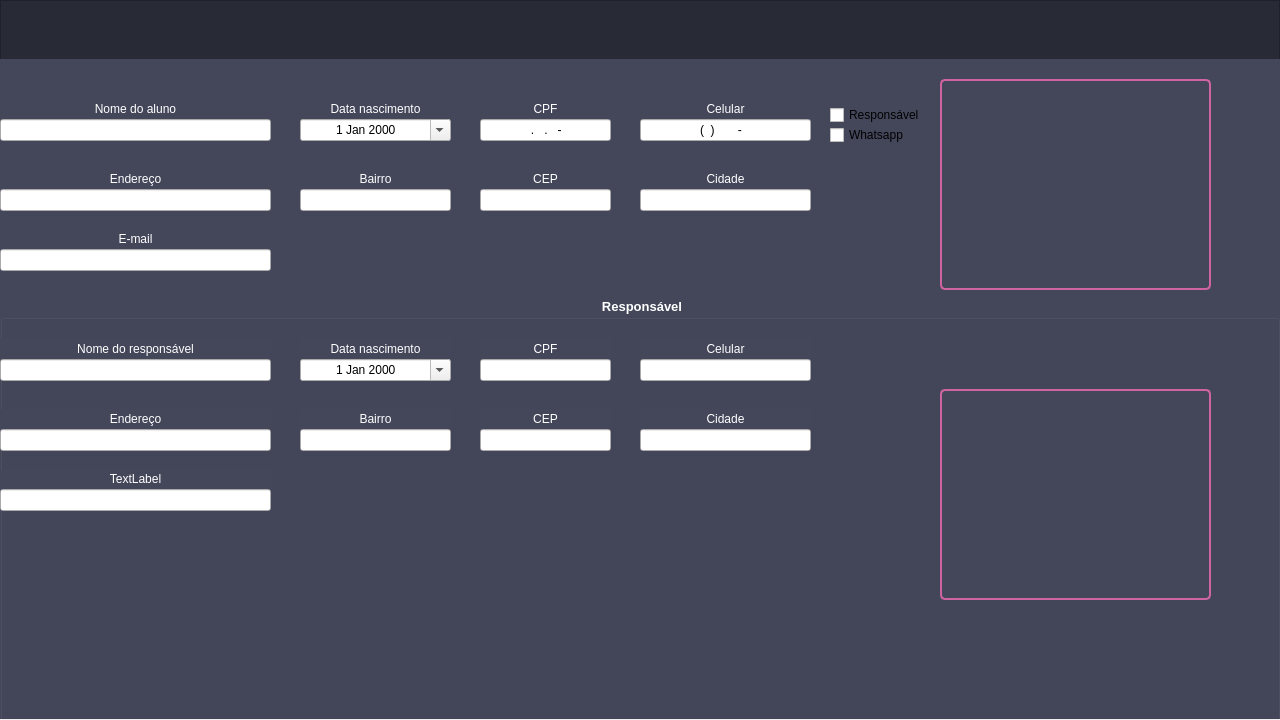
First picture: the form in src/ui/aluno.ui, repository Vi-n1/VGymSystem, before the edit.
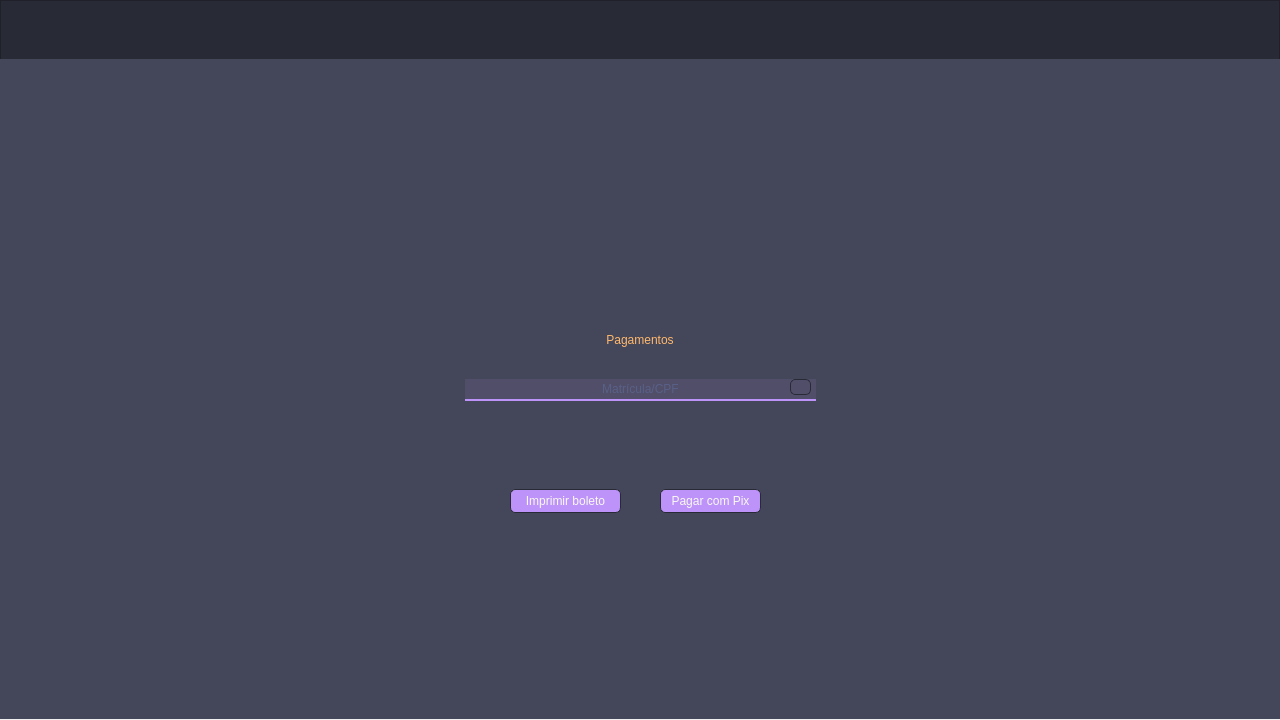
Second picture: the form after the edit. The open tabs and pages were chosen to show the change. Icons and pictures are not drawn.

Diff of the .ui file:
```diff
--- a/src/ui/aluno.ui
+++ b/src/ui/aluno.ui
@@ -208,9 +208,10 @@
       </rect>
      </property>
      <property name="styleSheet">
-      <string notr="true">QLabel{
+      <string notr="true">QLabel, QCheckBox{
 	color: rgb(255, 255, 255);
 	font: 10pt &quot;Arial&quot;;
+	color: rgb(80, 250, 123);
 }
 QPushButton{
 	border-radius: 5%;
@@ -225,8 +226,125 @@
 	border: 2px solid rgb(40, 42, 54);
 	background-color: rgb(173, 82, 135);
 }
-</string>
+QLineEdit{
+	font: 700 10pt &quot;Arial&quot;;
+	color: rgb(98, 114, 164);
+	border: none;
+	border-bottom: 2px solid  rgb(189, 147, 249);
+	background-color: rgba(189, 147, 249, 0.1);
+}
+QLineEdit::hover{
+	border-bottom: 2px solid  rgb(208, 99, 162);
+}
+QDateEdit{
+	color: rgb(98, 114, 164);
+}</string>
      </property>
+     <property name="currentIndex">
+      <number>1</number>
+     </property>
+     <widget class="QWidget" name="page">
+      <widget class="QLabel" name="label_21">
+       <property name="geometry">
+        <rect>
+         <x>465</x>
+         <y>250</y>
+         <width>350</width>
+         <height>61</height>
+        </rect>
+       </property>
+       <property name="styleSheet">
+        <string notr="true">font: 600 italic 36pt &quot;Sitka Small Semibold&quot;;
+color: rgb(255, 184, 108);</string>
+       </property>
+       <property name="text">
+        <string>Pagamentos</string>
+       </property>
+       <property name="alignment">
+        <set>Qt::AlignCenter</set>
+       </property>
+      </widget>
+      <widget class="QLineEdit" name="le_pagamentos">
+       <property name="geometry">
+        <rect>
+         <x>465</x>
+         <y>320</y>
+         <width>351</width>
+         <height>22</height>
+        </rect>
+       </property>
+       <property name="alignment">
+        <set>Qt::AlignCenter</set>
+       </property>
+       <property name="placeholderText">
+        <string>Matrícula/CPF</string>
+       </property>
+      </widget>
+      <widget class="QPushButton" name="pb_pesquisar_pagamentos">
+       <property name="geometry">
+        <rect>
+         <x>790</x>
+         <y>320</y>
+         <width>21</width>
+         <height>16</height>
+        </rect>
+       </property>
+       <property name="styleSheet">
+        <string notr="true">background-color: rgba(255, 255, 255, 0);
+border-image: url(:/cadastro/img/lupa.png);</string>
+       </property>
+       <property name="text">
+        <string/>
+       </property>
+      </widget>
+      <widget class="QTableWidget" name="tw_pagamentos">
+       <property name="geometry">
+        <rect>
+         <x>34</x>
+         <y>350</y>
+         <width>1211</width>
+         <height>75</height>
+        </rect>
+       </property>
+       <property name="styleSheet">
+        <string notr="true">border:0;</string>
+       </property>
+      </widget>
+      <widget class="QPushButton" name="pb_imprimir_boleto">
+       <property name="geometry">
+        <rect>
+         <x>510</x>
+         <y>430</y>
+         <width>111</width>
+         <height>24</height>
+        </rect>
+       </property>
+       <property name="text">
+        <string>Imprimir boleto</string>
+       </property>
+       <property name="icon">
+        <iconset resource="img.qrc">
+         <normaloff>:/grobal/img/imprimir.png</normaloff>:/grobal/img/imprimir.png</iconset>
+       </property>
+      </widget>
+      <widget class="QPushButton" name="pb_pagar_pix">
+       <property name="geometry">
+        <rect>
+         <x>660</x>
+         <y>430</y>
+         <width>101</width>
+         <height>24</height>
+        </rect>
+       </property>
+       <property name="text">
+        <string>Pagar com Pix</string>
+       </property>
+       <property name="icon">
+        <iconset resource="img.qrc">
+         <normaloff>:/grobal/img/pix.png</normaloff>:/grobal/img/pix.png</iconset>
+       </property>
+      </widget>
+     </widget>
      <widget class="QWidget" name="page">
       <widget class="QLabel" name="label">
        <property name="geometry">
@@ -244,7 +362,7 @@
         <set>Qt::AlignCenter</set>
        </property>
       </widget>
-      <widget class="QLineEdit" name="lineEdit">
+      <widget class="QLineEdit" name="le_nome_aluno">
        <property name="geometry">
         <rect>
          <x>0</x>
@@ -273,7 +391,7 @@
         <set>Qt::AlignCenter</set>
        </property>
       </widget>
-      <widget class="QDateEdit" name="dateEdit">
+      <widget class="QDateEdit" name="de_data_nascimento">
        <property name="geometry">
         <rect>
          <x>300</x>
@@ -305,7 +423,7 @@
         <set>Qt::AlignCenter</set>
        </property>
       </widget>
-      <widget class="QLineEdit" name="lineEdit_2">
+      <widget class="QLineEdit" name="le_cpf_aluno">
        <property name="geometry">
         <rect>
          <x>480</x>
@@ -340,7 +458,7 @@
         <set>Qt::AlignCenter</set>
        </property>
       </widget>
-      <widget class="QLineEdit" name="lineEdit_3">
+      <widget class="QLineEdit" name="le_celular_aluno">
        <property name="geometry">
         <rect>
          <x>640</x>
@@ -368,7 +486,7 @@
         <set>Qt::AlignCenter</set>
        </property>
       </widget>
-      <widget class="QCheckBox" name="checkBox">
+      <widget class="QCheckBox" name="cb_whatsapp_aluno">
        <property name="geometry">
         <rect>
          <x>830</x>
@@ -381,7 +499,7 @@
         <string>Whatsapp</string>
        </property>
       </widget>
-      <widget class="QCheckBox" name="checkBox_2">
+      <widget class="QCheckBox" name="cb_responsavel">
        <property name="geometry">
         <rect>
          <x>830</x>
@@ -394,7 +512,7 @@
         <string>Responsável</string>
        </property>
       </widget>
-      <widget class="QPushButton" name="pushButton_4">
+      <widget class="QPushButton" name="pb_ad_foto_aluno">
        <property name="geometry">
         <rect>
          <x>940</x>
@@ -415,7 +533,7 @@
         <string/>
        </property>
       </widget>
-      <widget class="QLabel" name="label_5">
+      <widget class="QLabel" name="l_foto_aluno">
        <property name="geometry">
         <rect>
          <x>940</x>
@@ -444,7 +562,7 @@
         <set>Qt::AlignCenter</set>
        </property>
       </widget>
-      <widget class="QLineEdit" name="lineEdit_4">
+      <widget class="QLineEdit" name="le_endereco_aluno">
        <property name="geometry">
         <rect>
          <x>0</x>
@@ -453,6 +571,9 @@
          <height>22</height>
         </rect>
        </property>
+       <property name="alignment">
+        <set>Qt::AlignCenter</set>
+       </property>
       </widget>
       <widget class="QLabel" name="label_7">
        <property name="geometry">
@@ -470,7 +591,7 @@
         <set>Qt::AlignCenter</set>
        </property>
       </widget>
-      <widget class="QLineEdit" name="lineEdit_5">
+      <widget class="QLineEdit" name="le_bairro_aluno">
        <property name="geometry">
         <rect>
          <x>300</x>
@@ -499,7 +620,7 @@
         <set>Qt::AlignCenter</set>
        </property>
       </widget>
-      <widget class="QLineEdit" name="lineEdit_6">
+      <widget class="QLineEdit" name="le_cep_aluno">
        <property name="geometry">
         <rect>
          <x>480</x>
@@ -508,6 +629,9 @@
          <height>22</height>
         </rect>
        </property>
+       <property name="alignment">
+        <set>Qt::AlignCenter</set>
+       </property>
       </widget>
       <widget class="QLabel" name="label_9">
        <property name="geometry">
@@ -525,7 +649,7 @@
         <set>Qt::AlignCenter</set>
        </property>
       </widget>
-      <widget class="QLineEdit" name="lineEdit_7">
+      <widget class="QLineEdit" name="le_cidade_aluno">
        <property name="geometry">
         <rect>
          <x>640</x>
@@ -534,6 +658,9 @@
          <height>22</height>
         </rect>
        </property>
+       <property name="alignment">
+        <set>Qt::AlignCenter</set>
+       </property>
       </widget>
       <widget class="QLabel" name="label_10">
        <property name="geometry">
@@ -551,7 +678,7 @@
         <set>Qt::AlignCenter</set>
        </property>
       </widget>
-      <widget class="QLineEdit" name="lineEdit_8">
+      <widget class="QLineEdit" name="le_email_aluno">
        <property name="geometry">
         <rect>
          <x>0</x>
@@ -560,6 +687,9 @@
          <height>22</height>
         </rect>
        </property>
+       <property name="alignment">
+        <set>Qt::AlignCenter</set>
+       </property>
       </widget>
       <widget class="QGroupBox" name="groupBox">
        <property name="geometry">
@@ -664,6 +794,9 @@
           <height>22</height>
          </rect>
         </property>
+        <property name="alignment">
+         <set>Qt::AlignCenter</set>
+        </property>
        </widget>
        <widget class="QLabel" name="label_15">
         <property name="geometry">
@@ -757,6 +890,9 @@
           <height>22</height>
          </rect>
         </property>
+        <property name="alignment">
+         <set>Qt::AlignCenter</set>
+        </property>
        </widget>
        <widget class="QLineEdit" name="lineEdit_11">
         <property name="geometry">
@@ -767,6 +903,9 @@
           <height>22</height>
          </rect>
         </property>
+        <property name="alignment">
+         <set>Qt::AlignCenter</set>
+        </property>
        </widget>
        <widget class="QLineEdit" name="lineEdit_12">
         <property name="geometry">
@@ -777,6 +916,9 @@
           <height>22</height>
          </rect>
         </property>
+        <property name="alignment">
+         <set>Qt::AlignCenter</set>
+        </property>
        </widget>
        <widget class="QLineEdit" name="lineEdit_13">
         <property name="geometry">
@@ -787,6 +929,9 @@
           <height>22</height>
          </rect>
         </property>
+        <property name="alignment">
+         <set>Qt::AlignCenter</set>
+        </property>
        </widget>
        <widget class="QLineEdit" name="lineEdit_14">
         <property name="geometry">
@@ -797,6 +942,9 @@
           <height>22</height>
          </rect>
         </property>
+        <property name="alignment">
+         <set>Qt::AlignCenter</set>
+        </property>
        </widget>
        <widget class="QLineEdit" name="lineEdit_15">
         <property name="geometry">
@@ -807,6 +955,9 @@
           <height>22</height>
          </rect>
         </property>
+        <property name="alignment">
+         <set>Qt::AlignCenter</set>
+        </property>
        </widget>
        <widget class="QLabel" name="label_19">
         <property name="geometry">
@@ -818,7 +969,7 @@
          </rect>
         </property>
         <property name="text">
-         <string>TextLabel</string>
+         <string>E-mail</string>
         </property>
         <property name="alignment">
          <set>Qt::AlignCenter</set>
@@ -833,8 +984,11 @@
           <height>22</height>
          </rect>
         </property>
+        <property name="alignment">
+         <set>Qt::AlignCenter</set>
+        </property>
        </widget>
-       <widget class="QLabel" name="label_20">
+       <widget class="QLabel" name="l_foto_responsavel">
         <property name="geometry">
          <rect>
           <x>940</x>
@@ -913,7 +1067,175 @@
       <zorder>lineEdit_8</zorder>
       <zorder>groupBox</zorder>
      </widget>
-     <widget class="QWidget" name="page_2"/>
+     <widget class="QWidget" name="page_3">
+      <widget class="QLabel" name="label_20">
+       <property name="geometry">
+        <rect>
+         <x>465</x>
+         <y>250</y>
+         <width>350</width>
+         <height>61</height>
+        </rect>
+       </property>
+       <property name="styleSheet">
+        <string notr="true">font: 600 italic 36pt &quot;Sitka Small Semibold&quot;;
+color: rgb(255, 184, 108);</string>
+       </property>
+       <property name="text">
+        <string>Excluir aluno</string>
+       </property>
+       <property name="alignment">
+        <set>Qt::AlignCenter</set>
+       </property>
+      </widget>
+      <widget class="QLineEdit" name="le_excluir_aluno">
+       <property name="geometry">
+        <rect>
+         <x>466</x>
+         <y>319</y>
+         <width>351</width>
+         <height>22</height>
+        </rect>
+       </property>
+       <property name="alignment">
+        <set>Qt::AlignCenter</set>
+       </property>
+       <property name="placeholderText">
+        <string>Matrícula</string>
+       </property>
+      </widget>
+      <widget class="QTableWidget" name="tw_exibir_excluir_aluno">
+       <property name="geometry">
+        <rect>
+         <x>34</x>
+         <y>350</y>
+         <width>1211</width>
+         <height>75</height>
+        </rect>
+       </property>
+       <property name="styleSheet">
+        <string notr="true">border:0;</string>
+       </property>
+      </widget>
+      <widget class="QPushButton" name="pb_excluir_aluno">
+       <property name="geometry">
+        <rect>
+         <x>602</x>
+         <y>430</y>
+         <width>75</width>
+         <height>24</height>
+        </rect>
+       </property>
+       <property name="text">
+        <string>Excluir</string>
+       </property>
+       <property name="icon">
+        <iconset resource="img.qrc">
+         <normaloff>:/cadastro/img/excluir-aluno.png</normaloff>:/cadastro/img/excluir-aluno.png</iconset>
+       </property>
+      </widget>
+      <widget class="QPushButton" name="pb_pesquisar_excluir">
+       <property name="geometry">
+        <rect>
+         <x>790</x>
+         <y>320</y>
+         <width>21</width>
+         <height>16</height>
+        </rect>
+       </property>
+       <property name="styleSheet">
+        <string notr="true">background-color: rgba(255, 255, 255, 0);
+border-image: url(:/cadastro/img/lupa.png);</string>
+       </property>
+       <property name="text">
+        <string/>
+       </property>
+      </widget>
+      <zorder>le_excluir_aluno</zorder>
+      <zorder>label_20</zorder>
+      <zorder>tw_exibir_excluir_aluno</zorder>
+      <zorder>pb_excluir_aluno</zorder>
+      <zorder>pb_pesquisar_excluir</zorder>
+     </widget>
+     <widget class="QWidget" name="page_2">
+      <widget class="QLineEdit" name="le_pesquisar_aluno">
+       <property name="geometry">
+        <rect>
+         <x>445</x>
+         <y>319</y>
+         <width>390</width>
+         <height>22</height>
+        </rect>
+       </property>
+       <property name="styleSheet">
+        <string notr="true"/>
+       </property>
+       <property name="alignment">
+        <set>Qt::AlignCenter</set>
+       </property>
+       <property name="placeholderText">
+        <string>Matrícula/Nome completo</string>
+       </property>
+      </widget>
+      <widget class="QLabel" name="label_5">
+       <property name="geometry">
+        <rect>
+         <x>435</x>
+         <y>250</y>
+         <width>411</width>
+         <height>61</height>
+        </rect>
+       </property>
+       <property name="font">
+        <font>
+         <family>Sitka Small Semibold</family>
+         <pointsize>36</pointsize>
+         <italic>true</italic>
+         <bold>true</bold>
+        </font>
+       </property>
+       <property name="styleSheet">
+        <string notr="true">font: 600 italic 36pt &quot;Sitka Small Semibold&quot;;
+color: rgb(255, 184, 108);</string>
+       </property>
+       <property name="text">
+        <string>Pesquisar aluno</string>
+       </property>
+       <property name="alignment">
+        <set>Qt::AlignCenter</set>
+       </property>
+      </widget>
+      <widget class="QTableWidget" name="tw_exibir_pesquisar_aluno">
+       <property name="geometry">
+        <rect>
+         <x>34</x>
+         <y>350</y>
+         <width>1211</width>
+         <height>75</height>
+        </rect>
+       </property>
+       <property name="styleSheet">
+        <string notr="true">border:0;</string>
+       </property>
+      </widget>
+      <widget class="QPushButton" name="pb_presquisar_aluno">
+       <property name="geometry">
+        <rect>
+         <x>810</x>
+         <y>320</y>
+         <width>21</width>
+         <height>16</height>
+        </rect>
+       </property>
+       <property name="styleSheet">
+        <string notr="true">background-color: rgba(255, 255, 255, 0);
+border-image: url(:/cadastro/img/lupa.png);</string>
+       </property>
+       <property name="text">
+        <string/>
+       </property>
+      </widget>
+     </widget>
     </widget>
    </widget>
   </widget>
```
Left out of the diff: 105 changed lines with no effect on the pictures.
